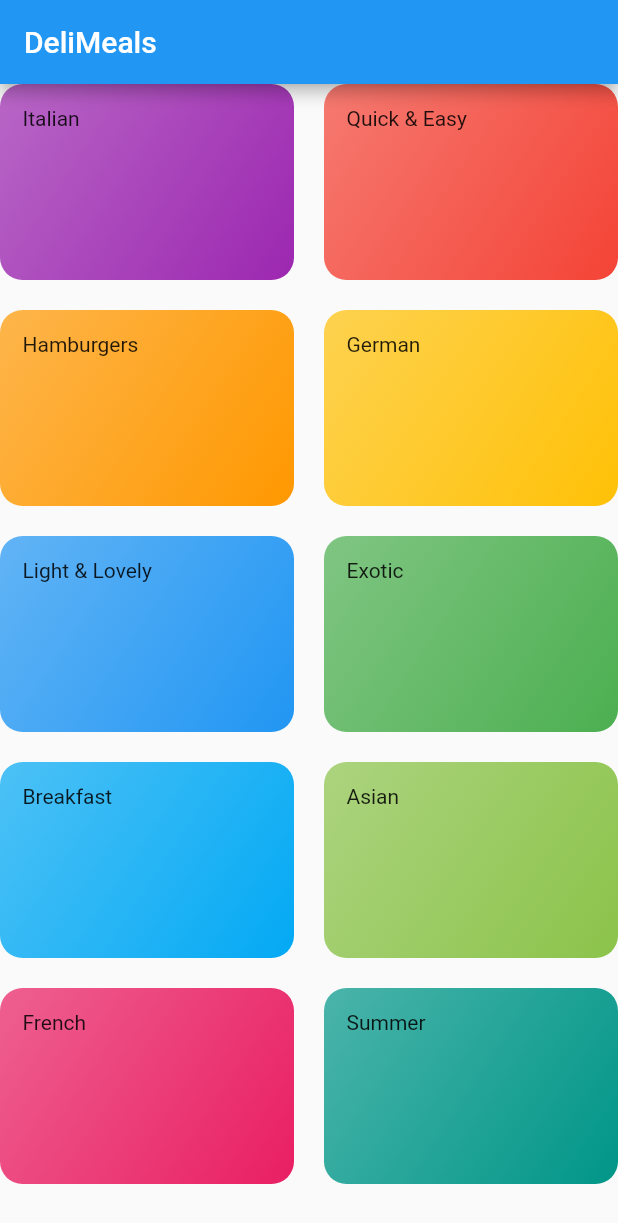
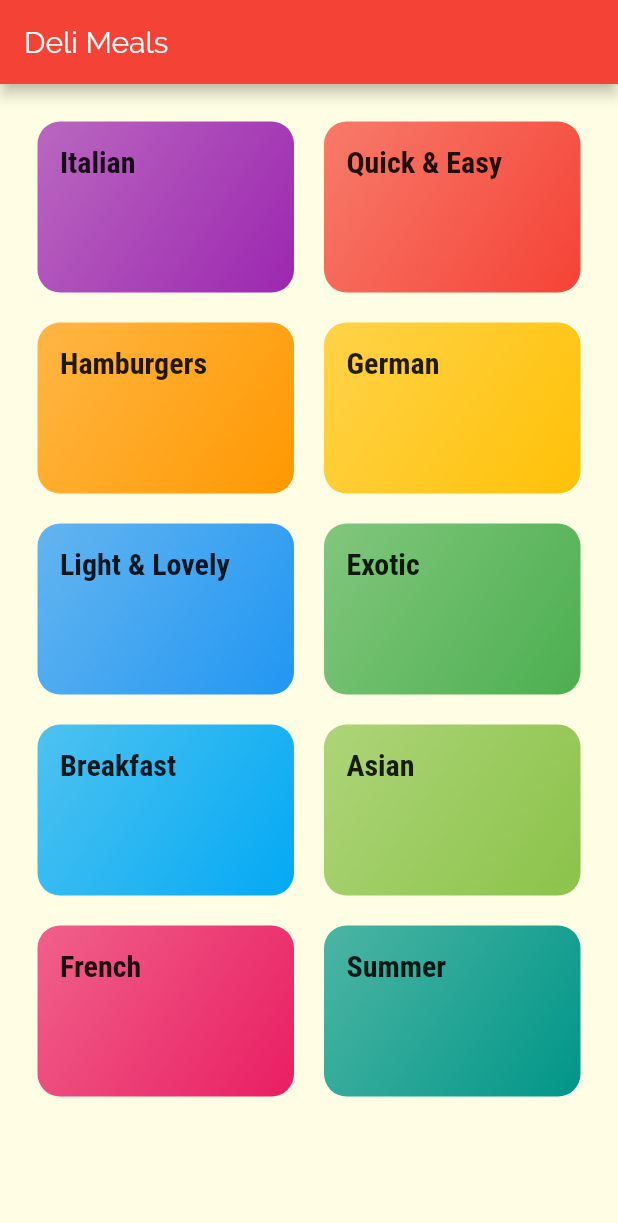
Before and after one commit to moratelli/deli_meals, a Flutter app: the screen it shows after launch, on a phone screen of 412 x 824 dp. Shown: the top 1223 px of the screen. Run offline on Flutter 3.47's test engine with Material 2 defaults, Android fonts, the phone set to English and light mode, and no system bars.

Commit message:
Add fonts, Style app bar and list items

```diff
--- a/lib/categories_screen.dart
+++ b/lib/categories_screen.dart
@@ -8,9 +8,10 @@ class CategoriesScreen extends StatelessWidget {
   Widget build(BuildContext context) {
     return Scaffold(
       appBar: AppBar(
-        title: const Text('DeliMeals'),
+        title: const Text('Deli Meals'),
       ),
       body: GridView(
+        padding: const EdgeInsets.all(25),
         children: DUMMY_CATEGORIES
             .map(
               (category) => CategoryItem(
--- a/lib/category_item.dart
+++ b/lib/category_item.dart
@@ -10,7 +10,10 @@ class CategoryItem extends StatelessWidget {
   Widget build(BuildContext context) {
     return Container(
       padding: const EdgeInsets.all(15),
-      child: Text(title),
+      child: Text(
+        title,
+        style: Theme.of(context).textTheme.headline6,
+      ),
       decoration: BoxDecoration(
         gradient: LinearGradient(
           colors: [
--- a/lib/main.dart
+++ b/lib/main.dart
@@ -8,10 +8,28 @@ class MyApp extends StatelessWidget {
   @override
   Widget build(BuildContext context) {
     return MaterialApp(
-      title: 'DeliMeals',
+      title: 'Deli Meals',
       theme: ThemeData(
-        primarySwatch: Colors.blue,
-      ),
+          primarySwatch: Colors.red,
+          accentColor: Colors.amber,
+          canvasColor: Color.fromRGBO(255, 254, 229, 1),
+          fontFamily: 'Raleway',
+          textTheme: ThemeData.light().textTheme.copyWith(
+                //  body1
+                bodyText2: TextStyle(
+                  color: Color.fromRGBO(20, 51, 51, 1),
+                ),
+                //  body2
+                bodyText1: TextStyle(
+                  color: Color.fromRGBO(20, 51, 51, 1),
+                ),
+                //  title
+                headline6: TextStyle(
+                  fontSize: 20,
+                  fontFamily: 'RobotoCondensed',
+                  fontWeight: FontWeight.bold,
+                ),
+              )),
       home: CategoriesScreen(),
     );
   }
```
Also changed, not shown: pubspec.yaml (+18 -12 lines), assets/fonts/Raleway-Black.ttf (added), assets/fonts/Raleway-Bold.ttf (added), assets/fonts/Raleway-Regular.ttf (added), assets/fonts/RobotoCondensed-Bold.ttf (added), assets/fonts/RobotoCondensed-Italic.ttf (added), assets/fonts/RobotoCondensed-Light.ttf (added), assets/fonts/RobotoCondensed-Regular.ttf (added).
